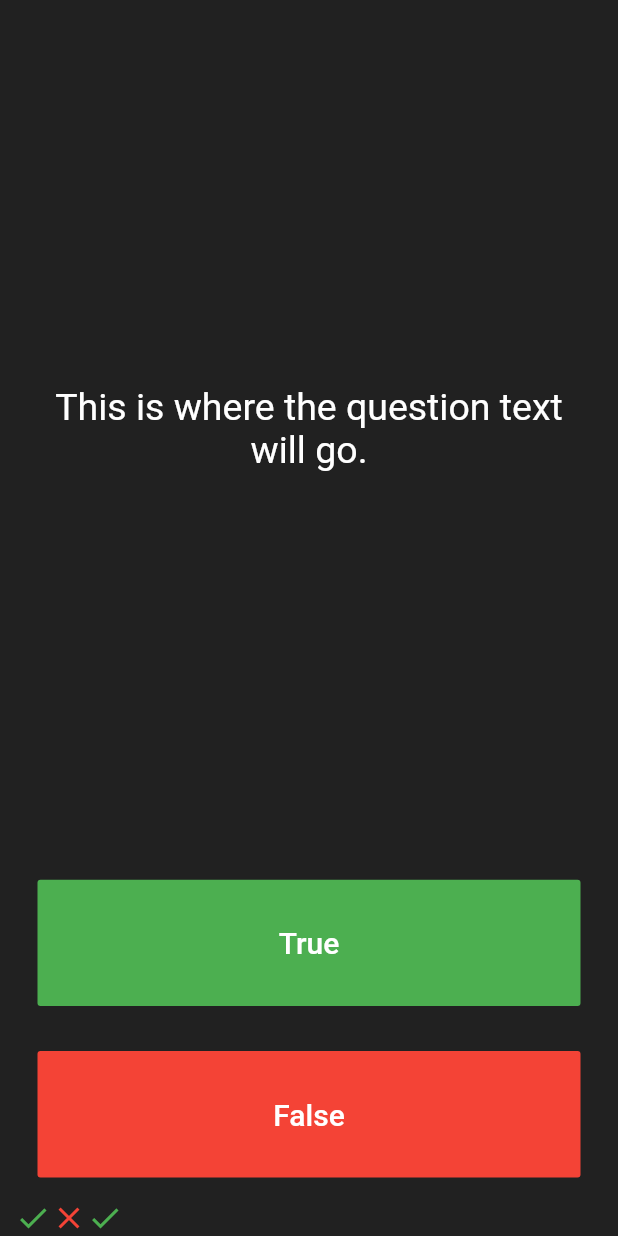
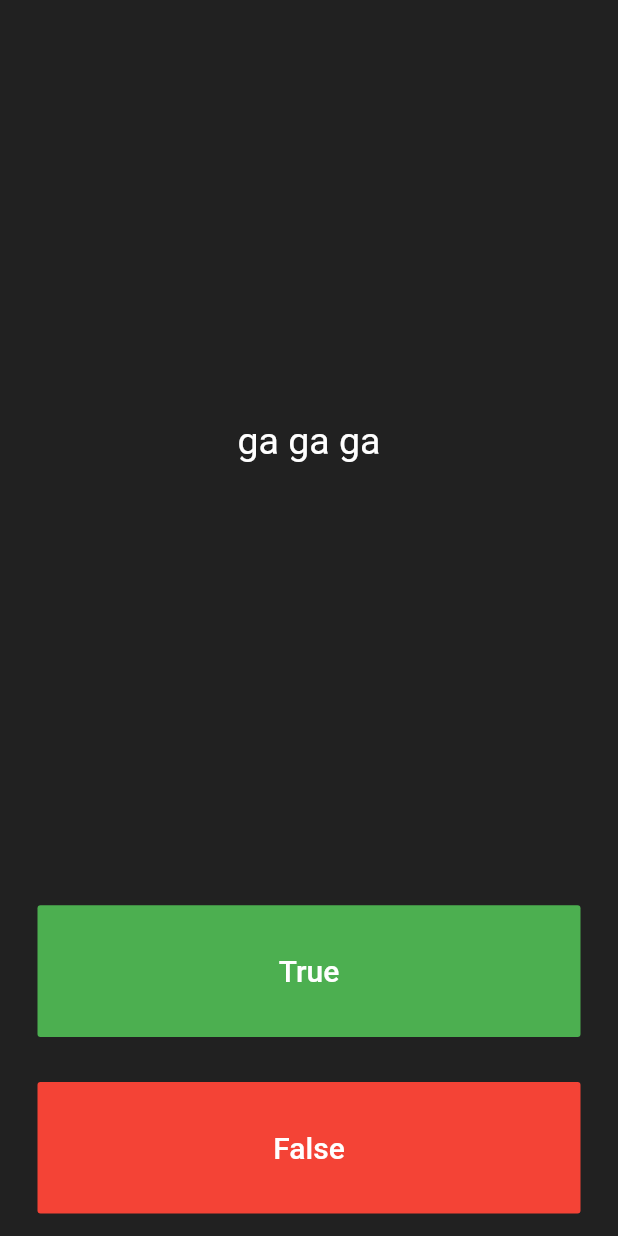
Before and after one commit to ssbeast/quizzler_app, a Flutter app: the screen it shows after launch, after a tap on "True", after a tap on "False", on a phone screen of 412 x 824 dp. Run offline on Flutter 3.47's test engine with Material 2 defaults, Android fonts, the phone set to English and light mode, and no system bars.

Commit message:
questions displayed

```diff
--- a/lib/main.dart
+++ b/lib/main.dart
@@ -27,16 +27,15 @@ class QuizPage extends StatefulWidget {
 }
 
 class _QuizPageState extends State<QuizPage> {
-  List<Icon> scoreKeeper = [
-    Icon(
-      Icons.check,
-      color: Colors.green,
-    ),
-    Icon(
-      Icons.close,
-      color: Colors.red,
-    )
+  List<Icon> scoreKeeper = [];
+
+  List<String> questions = [
+    'bla bla bla',
+    'ja ja ja',
+    'ga ga ga',
   ];
+
+  int questionNumber = 0;
 
   @override
   Widget build(BuildContext context) {
@@ -50,7 +49,7 @@ class _QuizPageState extends State<QuizPage> {
             padding: EdgeInsets.all(10.0),
             child: Center(
               child: Text(
-                'This is where the question text will go.',
+                questions[questionNumber],
                 textAlign: TextAlign.center,
                 style: TextStyle(
                   fontSize: 25.0,
@@ -75,12 +74,7 @@ class _QuizPageState extends State<QuizPage> {
               ),
               onPressed: () {
                 setState(() {
-                  scoreKeeper.add(
-                    Icon(
-                      Icons.check,
-                      color: Colors.green,
-                    ),
-                  );
+                  questionNumber++;
                 });
               },
             ),
@@ -98,7 +92,11 @@ class _QuizPageState extends State<QuizPage> {
                   color: Colors.white,
                 ),
               ),
-              onPressed: () {},
+              onPressed: () {
+                setState(() {
+                  questionNumber++;
+                });
+              },
             ),
           ),
         ),
```
